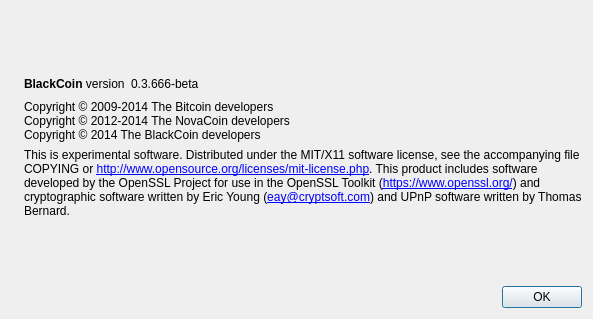
Old version of the form src/qt/forms/aboutdialog.ui in the repository okcashpro/okcash.
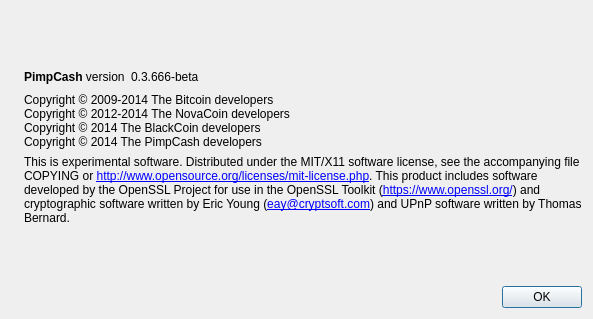
New version of the form. Icons and pictures are not drawn.

```diff
--- a/src/qt/forms/aboutdialog.ui
+++ b/src/qt/forms/aboutdialog.ui
@@ -50,7 +50,7 @@
           <cursorShape>IBeamCursor</cursorShape>
          </property>
          <property name="text">
-          <string>&lt;b&gt;BlackCoin&lt;/b&gt; version</string>
+          <string>&lt;b&gt;PimpCash&lt;/b&gt; version</string>
          </property>
          <property name="textInteractionFlags">
           <set>Qt::LinksAccessibleByMouse|Qt::TextSelectableByKeyboard|Qt::TextSelectableByMouse</set>
@@ -93,7 +93,8 @@
        <property name="text">
         <string>Copyright © 2009-2014 The Bitcoin developers
 Copyright © 2012-2014 The NovaCoin developers
-Copyright © 2014 The BlackCoin developers</string>
+Copyright © 2014 The BlackCoin developers
+Copyright © 2014 The PimpCash developers</string>
        </property>
        <property name="textInteractionFlags">
         <set>Qt::LinksAccessibleByMouse|Qt::TextSelectableByKeyboard|Qt::TextSelectableByMouse</set>
```
Left out of the diff: 2 changed lines with no effect on the pictures.
